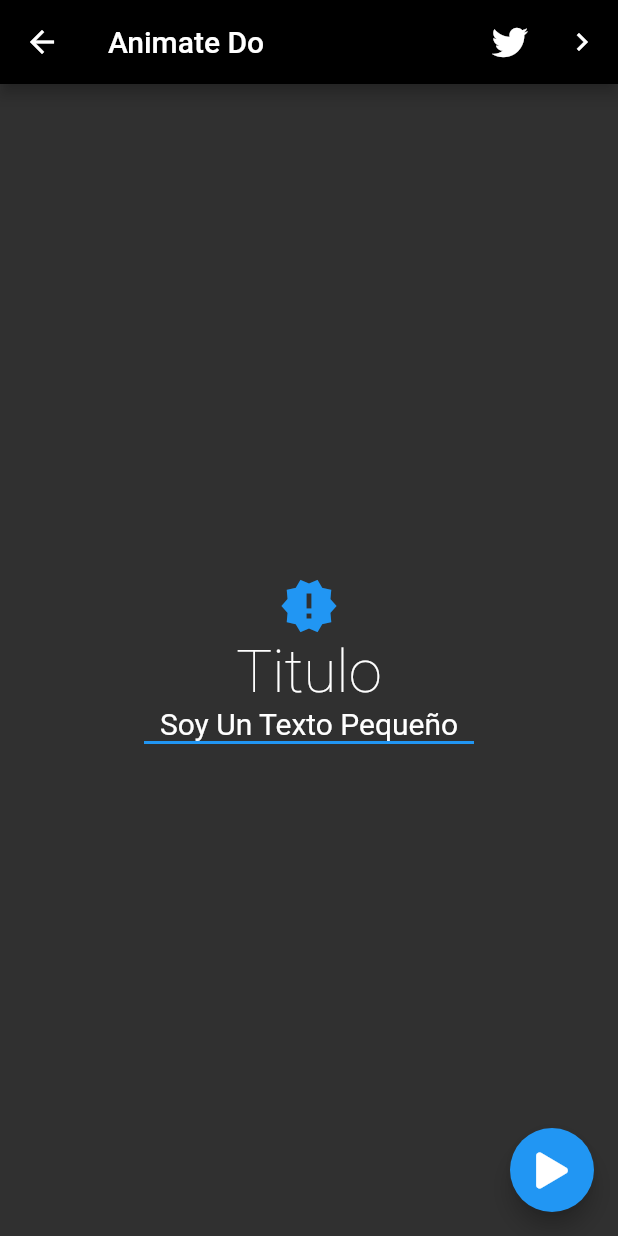
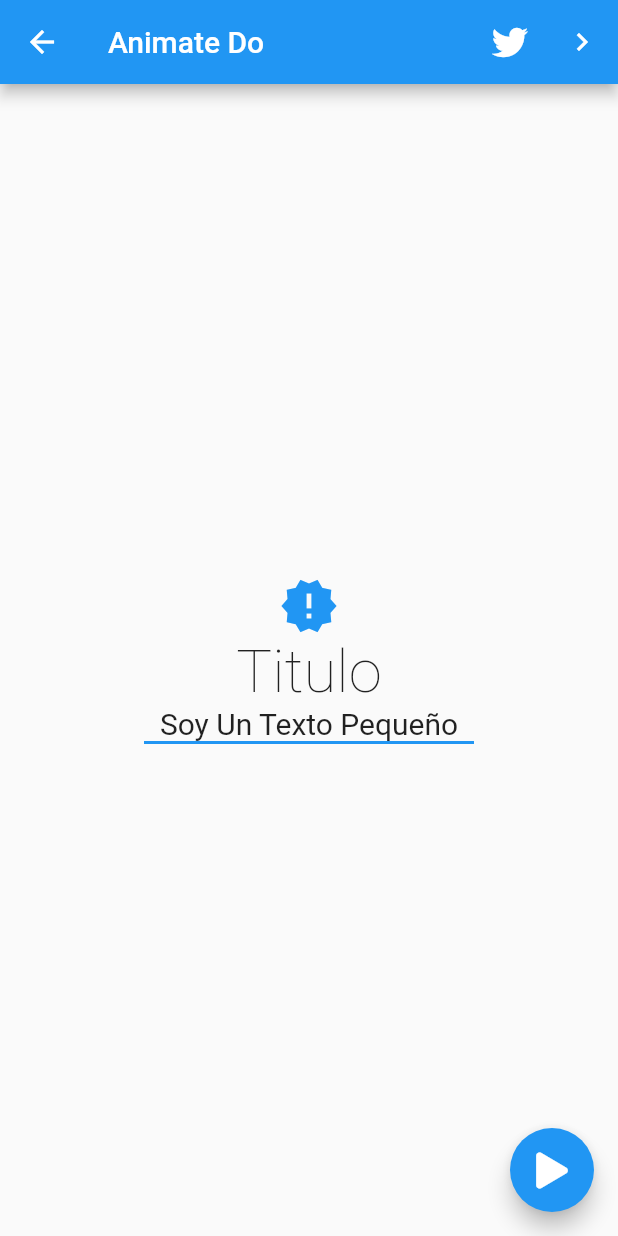
Before and after one commit to DanielFernandoYepezVelez/02-Proyecto-Movil-Flutter-Intermedio-Animaciones, a Flutter app: the screen it shows after launch, after a tap on "Animate Do Uno", on a phone screen of 412 x 824 dp. Run offline on Flutter 3.47's test engine with Material 2 defaults, Android fonts, the phone set to English and light mode, and no system bars; our stand-ins replace animate_do, flutter_svg, font_awesome_flutter.

Commit message:
Entrando Al Tema Del Theme Para Toda Mi Aplicacion

```diff
--- a/lib/main.dart
+++ b/lib/main.dart
@@ -1,3 +1,4 @@
+import 'package:animations_app/theme/temaProvider.dart';
 import 'package:flutter/material.dart';
 import 'package:provider/provider.dart';
 
@@ -8,7 +9,7 @@ import 'package:animations_app/routes/routes.dart';
 import 'package:animations_app/providers/providers.dart';
 
 /* Tema De La App */
-import 'package:animations_app/theme/tema.dart';
+// import 'package:animations_app/theme/tema.dart';
 
 void main() => runApp(AppState());
 
@@ -24,6 +25,7 @@ class AppState extends StatelessWidget {
     return MultiProvider(
       providers: [
         ChangeNotifierProvider(create: (_) => SliderProvider()),
+        ChangeNotifierProvider(create: (_) => ThemeChangeProvider(1)),
       ],
       child: MyApp(),
     );
@@ -34,12 +36,14 @@ class MyApp extends StatelessWidget {
   // This widget is the root of your application.
   @override
   Widget build(BuildContext context) {
+    final currentTheme = Provider.of<ThemeChangeProvider>(context).currentTheme;
+
     return MaterialApp(
       debugShowCheckedModeBanner: false,
       title: 'Animaciones App',
       initialRoute: 'launcher',
       routes: appRoutes,
-      theme: tema,
+      theme: currentTheme,
     );
   }
 }
--- a/lib/screens/launcher_screen.dart
+++ b/lib/screens/launcher_screen.dart
@@ -1,8 +1,10 @@
+import 'package:animations_app/theme/temaProvider.dart';
 import 'package:flutter/material.dart';
 import 'package:font_awesome_flutter/font_awesome_flutter.dart';
 
 /* Routes Menú */
 import 'package:animations_app/routes/routes.dart';
+import 'package:provider/provider.dart';
 
 class LauncherScreen extends StatelessWidget {
   const LauncherScreen({Key? key}) : super(key: key);
@@ -26,14 +28,19 @@ class _ListaOpciones extends StatelessWidget {
 
   @override
   Widget build(BuildContext context) {
+    final appTheme = Provider.of<ThemeChangeProvider>(context).currentTheme;
+
     return ListView.separated(
       physics: BouncingScrollPhysics(),
-      separatorBuilder: (context, index) => Divider(color: Colors.white),
+      separatorBuilder: (context, index) =>
+          Divider(color: appTheme!.primaryColorLight),
       itemCount: pageRoutes.length,
       itemBuilder: (context, index) => ListTile(
-        leading: FaIcon(pageRoutes[index].icon, color: Colors.blue),
+        leading: FaIcon(pageRoutes[index].icon,
+            color: appTheme!.colorScheme.secondary),
         title: Text(pageRoutes[index].titulo),
-        trailing: Icon(Icons.chevron_right, color: Colors.blue),
+        trailing:
+            Icon(Icons.chevron_right, color: appTheme.colorScheme.secondary),
         onTap: () {
           Navigator.push(context,
               MaterialPageRoute(builder: (_) => pageRoutes[index].screen));
@@ -48,6 +55,8 @@ class _MenuPrincipal extends StatelessWidget {
 
   @override
   Widget build(BuildContext context) {
+    final appTheme = Provider.of<ThemeChangeProvider>(context);
+
     return Drawer(
       child: Container(
         child: Column(
@@ -61,7 +70,10 @@ class _MenuPrincipal extends StatelessWidget {
                   backgroundColor: Colors.blue,
                   child: Text(
                     'DF',
-                    style: TextStyle(color: Colors.white, fontSize: 40),
+                    style: TextStyle(
+                      color: Colors.white,
+                      fontSize: 40,
+                    ),
                   ),
                 ),
               ),
@@ -73,18 +85,25 @@ class _MenuPrincipal extends StatelessWidget {
               leading: Icon(Icons.lightbulb_outline, color: Colors.lightGreen),
               title: Text('Dark Mode'),
               trailing: Switch.adaptive(
-                value: true,
+                value: appTheme.darkTheme,
                 activeColor: Colors.blue,
-                onChanged: (value) {},
+                onChanged: (value) => appTheme.darkTheme = value,
               ),
             ),
-            ListTile(
-              leading: Icon(Icons.add_to_home_screen, color: Colors.lightGreen),
-              title: Text('Custome Theme'),
-              trailing: Switch.adaptive(
-                value: true,
-                activeColor: Colors.blue,
-                onChanged: (value) {},
+            SafeArea(
+              top: false,
+              left: false,
+              right: false,
+              bottom: true,
+              child: ListTile(
+                leading:
+                    Icon(Icons.add_to_home_screen, color: Colors.lightGreen),
+                title: Text('Custome Theme'),
+                trailing: Switch.adaptive(
+                  value: appTheme.customTheme,
+                  activeColor: Colors.blue,
+                  onChanged: (value) => appTheme.customTheme = value,
+                ),
               ),
             ),
           ],
--- /dev/null
+++ b/lib/theme/temaProvider.dart
@@ -0,0 +1,63 @@
+import 'package:flutter/material.dart';
+
+class ThemeChangeProvider with ChangeNotifier {
+  bool _darkTheme = false;
+  bool _customTheme = false;
+  ThemeData? _currentTheme;
+
+  bool get darkTheme => this._darkTheme;
+  bool get customTheme => this._customTheme;
+  ThemeData? get currentTheme => this._currentTheme;
+
+  ThemeChangeProvider(int theme) {
+    switch (theme) {
+      case 1:
+        this._darkTheme = false;
+        this._customTheme = false;
+        this._currentTheme = ThemeData.light();
+        break;
+
+      case 2:
+        this._darkTheme = true;
+        this._customTheme = false;
+        this._currentTheme = ThemeData.dark();
+        break;
+
+      case 3:
+        this._darkTheme = false;
+        this._customTheme = true;
+        break;
+
+      default:
+        this._darkTheme = false;
+        this.customTheme = false;
+        this._currentTheme = ThemeData.light();
+    }
+  }
+
+  set darkTheme(bool value) {
+    this._customTheme = false;
+    this._darkTheme = value;
+
+    if (value) {
+      this._currentTheme = ThemeData.dark();
+    } else {
+      this._currentTheme = ThemeData.light();
+    }
+
+    notifyListeners();
+  }
+
+  set customTheme(bool value) {
+    this._darkTheme = false;
+    this._customTheme = value;
+
+    if (value) {
+      this._currentTheme = ThemeData.dark();
+    } else {
+      this._currentTheme = ThemeData.light();
+    }
+
+    notifyListeners();
+  }
+}
```
